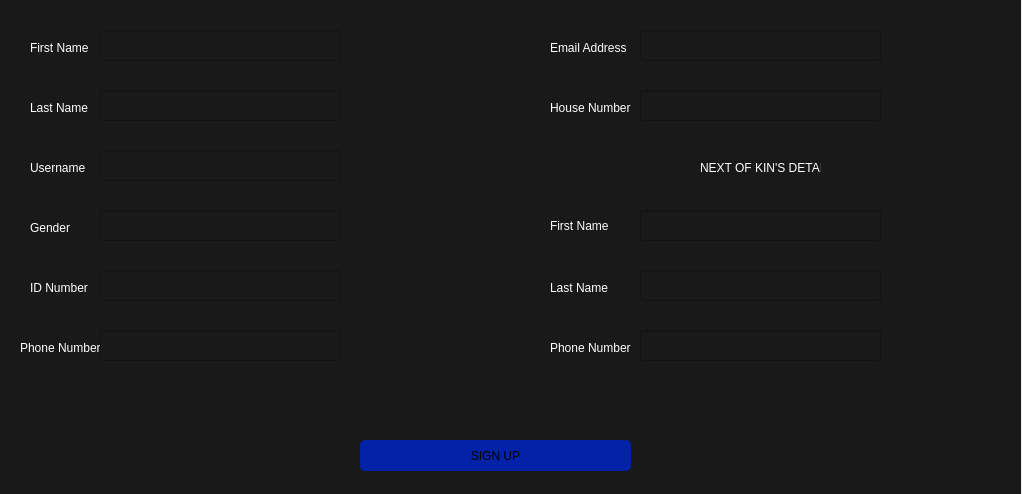
Above: main.ui from Derrick-Mulwa/apartment-management-system before the change. Below: the same form after it.
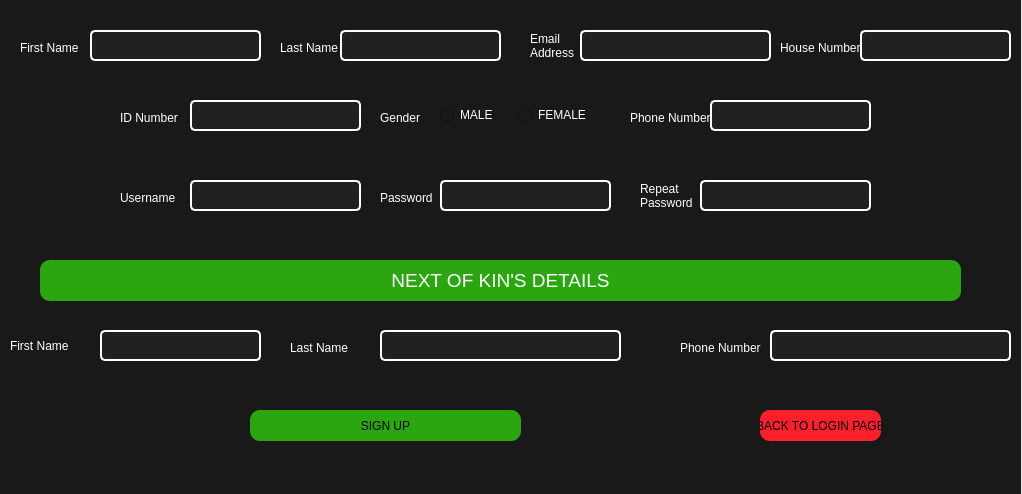
That is the form after the change. The open tabs and pages were chosen to show the change.

Commit message: Login button

```diff
--- a/main.ui
+++ b/main.ui
@@ -203,15 +203,15 @@
     <widget class="QPushButton" name="pushButton">
      <property name="geometry">
       <rect>
-       <x>400</x>
-       <y>440</y>
+       <x>290</x>
+       <y>410</y>
        <width>271</width>
        <height>31</height>
       </rect>
      </property>
      <property name="styleSheet">
-      <string notr="true">background-color: rgb(4, 34, 167);
-border-radius:5px</string>
+      <string notr="true">background-color: rgb(43, 166, 16);
+border-radius:10px</string>
      </property>
      <property name="text">
       <string>SIGN UP</string>
@@ -220,7 +220,7 @@
     <widget class="QLabel" name="label_4">
      <property name="geometry">
       <rect>
-       <x>70</x>
+       <x>60</x>
        <y>40</y>
        <width>81</width>
        <height>16</height>
@@ -236,8 +236,8 @@
     <widget class="QLabel" name="label_6">
      <property name="geometry">
       <rect>
-       <x>70</x>
-       <y>160</y>
+       <x>160</x>
+       <y>190</y>
        <width>81</width>
        <height>16</height>
       </rect>
@@ -252,8 +252,8 @@
     <widget class="QLabel" name="label_7">
      <property name="geometry">
       <rect>
-       <x>70</x>
-       <y>220</y>
+       <x>420</x>
+       <y>110</y>
        <width>81</width>
        <height>16</height>
       </rect>
@@ -268,8 +268,8 @@
     <widget class="QLabel" name="label_8">
      <property name="geometry">
       <rect>
-       <x>70</x>
-       <y>280</y>
+       <x>160</x>
+       <y>110</y>
        <width>81</width>
        <height>16</height>
       </rect>
@@ -284,8 +284,8 @@
     <widget class="QLabel" name="label_9">
      <property name="geometry">
       <rect>
-       <x>70</x>
-       <y>100</y>
+       <x>320</x>
+       <y>40</y>
        <width>81</width>
        <height>16</height>
       </rect>
@@ -300,8 +300,8 @@
     <widget class="QLabel" name="label_10">
      <property name="geometry">
       <rect>
-       <x>60</x>
-       <y>340</y>
+       <x>670</x>
+       <y>110</y>
        <width>81</width>
        <height>16</height>
       </rect>
@@ -316,8 +316,8 @@
     <widget class="QLabel" name="label_11">
      <property name="geometry">
       <rect>
-       <x>590</x>
-       <y>100</y>
+       <x>820</x>
+       <y>40</y>
        <width>81</width>
        <height>16</height>
       </rect>
@@ -332,8 +332,8 @@
     <widget class="QLabel" name="label_12">
      <property name="geometry">
       <rect>
-       <x>590</x>
-       <y>215</y>
+       <x>50</x>
+       <y>335</y>
        <width>81</width>
        <height>21</height>
       </rect>
@@ -348,8 +348,8 @@
     <widget class="QLabel" name="label_13">
      <property name="geometry">
       <rect>
-       <x>590</x>
-       <y>280</y>
+       <x>330</x>
+       <y>340</y>
        <width>81</width>
        <height>16</height>
       </rect>
@@ -364,139 +364,204 @@
     <widget class="QLabel" name="label_14">
      <property name="geometry">
       <rect>
-       <x>740</x>
-       <y>160</y>
-       <width>121</width>
-       <height>16</height>
+       <x>80</x>
+       <y>260</y>
+       <width>921</width>
+       <height>41</height>
       </rect>
      </property>
+     <property name="font">
+      <font>
+       <pointsize>14</pointsize>
+      </font>
+     </property>
      <property name="styleSheet">
-      <string notr="true">color: rgb(255, 255, 255);</string>
+      <string notr="true">background-color: rgb(43, 166, 16);
+border-radius:10px;
+
+color: rgb(255, 255, 255);</string>
      </property>
      <property name="text">
       <string>NEXT OF KIN'S DETAILS</string>
      </property>
+     <property name="alignment">
+      <set>Qt::AlignCenter</set>
+     </property>
     </widget>
     <widget class="QLineEdit" name="lineEdit">
      <property name="geometry">
       <rect>
-       <x>140</x>
+       <x>130</x>
        <y>30</y>
-       <width>241</width>
+       <width>171</width>
        <height>31</height>
       </rect>
      </property>
-    </widget>
-    <widget class="QLineEdit" name="lineEdit_2">
-     <property name="geometry">
-      <rect>
-       <x>140</x>
-       <y>210</y>
-       <width>241</width>
-       <height>31</height>
-      </rect>
+     <property name="styleSheet">
+      <string notr="true">background-color: rgb(33, 33, 33);
+color: rgb(255, 255, 255);
+
+border-radius: 5px;
+border: 2px solid rgb(255, 255, 255);</string>
      </property>
     </widget>
     <widget class="QLineEdit" name="lineEdit_4">
      <property name="geometry">
       <rect>
-       <x>140</x>
-       <y>150</y>
-       <width>241</width>
+       <x>230</x>
+       <y>180</y>
+       <width>171</width>
        <height>31</height>
       </rect>
      </property>
+     <property name="styleSheet">
+      <string notr="true">background-color: rgb(33, 33, 33);
+color: rgb(255, 255, 255);
+
+border-radius: 5px;
+border: 2px solid rgb(255, 255, 255);</string>
+     </property>
     </widget>
     <widget class="QLineEdit" name="lineEdit_5">
      <property name="geometry">
       <rect>
-       <x>140</x>
-       <y>90</y>
-       <width>241</width>
+       <x>380</x>
+       <y>30</y>
+       <width>161</width>
        <height>31</height>
       </rect>
      </property>
+     <property name="styleSheet">
+      <string notr="true">background-color: rgb(33, 33, 33);
+color: rgb(255, 255, 255);
+
+border-radius: 5px;
+border: 2px solid rgb(255, 255, 255);</string>
+     </property>
     </widget>
     <widget class="QLineEdit" name="lineEdit_6">
      <property name="geometry">
       <rect>
-       <x>140</x>
-       <y>270</y>
-       <width>241</width>
+       <x>230</x>
+       <y>100</y>
+       <width>171</width>
        <height>31</height>
       </rect>
      </property>
+     <property name="styleSheet">
+      <string notr="true">background-color: rgb(33, 33, 33);
+color: rgb(255, 255, 255);
+
+border-radius: 5px;
+border: 2px solid rgb(255, 255, 255);</string>
+     </property>
     </widget>
     <widget class="QLineEdit" name="lineEdit_7">
      <property name="geometry">
       <rect>
-       <x>680</x>
-       <y>90</y>
-       <width>241</width>
+       <x>900</x>
+       <y>30</y>
+       <width>151</width>
        <height>31</height>
       </rect>
      </property>
+     <property name="styleSheet">
+      <string notr="true">background-color: rgb(33, 33, 33);
+color: rgb(255, 255, 255);
+
+border-radius: 5px;
+border: 2px solid rgb(255, 255, 255);</string>
+     </property>
     </widget>
     <widget class="QLineEdit" name="lineEdit_8">
      <property name="geometry">
       <rect>
-       <x>680</x>
-       <y>270</y>
+       <x>420</x>
+       <y>330</y>
        <width>241</width>
        <height>31</height>
       </rect>
      </property>
+     <property name="styleSheet">
+      <string notr="true">background-color: rgb(33, 33, 33);
+color: rgb(255, 255, 255);
+
+border-radius: 5px;
+border: 2px solid rgb(255, 255, 255);</string>
+     </property>
     </widget>
     <widget class="QLineEdit" name="lineEdit_9">
      <property name="geometry">
       <rect>
-       <x>680</x>
-       <y>210</y>
-       <width>241</width>
+       <x>140</x>
+       <y>330</y>
+       <width>161</width>
        <height>31</height>
       </rect>
      </property>
+     <property name="styleSheet">
+      <string notr="true">background-color: rgb(33, 33, 33);
+color: rgb(255, 255, 255);
+
+border-radius: 5px;
+border: 2px solid rgb(255, 255, 255);</string>
+     </property>
     </widget>
     <widget class="QLineEdit" name="lineEdit_10">
      <property name="geometry">
       <rect>
-       <x>140</x>
-       <y>330</y>
-       <width>241</width>
+       <x>750</x>
+       <y>100</y>
+       <width>161</width>
        <height>31</height>
       </rect>
      </property>
+     <property name="styleSheet">
+      <string notr="true">background-color: rgb(33, 33, 33);
+color: rgb(255, 255, 255);
+
+border-radius: 5px;
+border: 2px solid rgb(255, 255, 255);</string>
+     </property>
     </widget>
     <widget class="QLabel" name="label_15">
      <property name="geometry">
       <rect>
-       <x>590</x>
-       <y>40</y>
+       <x>570</x>
+       <y>30</y>
        <width>81</width>
-       <height>16</height>
+       <height>31</height>
       </rect>
      </property>
      <property name="styleSheet">
       <string notr="true">color: rgb(255, 255, 255);</string>
      </property>
      <property name="text">
-      <string>Email Address</string>
+      <string>Email
+Address</string>
      </property>
     </widget>
     <widget class="QLineEdit" name="lineEdit_11">
      <property name="geometry">
       <rect>
-       <x>680</x>
+       <x>620</x>
        <y>30</y>
-       <width>241</width>
+       <width>191</width>
        <height>31</height>
       </rect>
      </property>
+     <property name="styleSheet">
+      <string notr="true">background-color: rgb(33, 33, 33);
+color: rgb(255, 255, 255);
+
+border-radius: 5px;
+border: 2px solid rgb(255, 255, 255);</string>
+     </property>
     </widget>
     <widget class="QLabel" name="label_16">
      <property name="geometry">
       <rect>
-       <x>590</x>
+       <x>720</x>
        <y>340</y>
        <width>81</width>
        <height>16</height>
@@ -512,11 +577,269 @@
     <widget class="QLineEdit" name="lineEdit_12">
      <property name="geometry">
       <rect>
-       <x>680</x>
+       <x>810</x>
        <y>330</y>
        <width>241</width>
        <height>31</height>
       </rect>
+     </property>
+     <property name="styleSheet">
+      <string notr="true">background-color: rgb(33, 33, 33);
+color: rgb(255, 255, 255);
+
+border-radius: 5px;
+border: 2px solid rgb(255, 255, 255);</string>
+     </property>
+    </widget>
+    <widget class="QPushButton" name="btn_PageSignUp_BacktoLogin">
+     <property name="geometry">
+      <rect>
+       <x>800</x>
+       <y>410</y>
+       <width>121</width>
+       <height>31</height>
+      </rect>
+     </property>
+     <property name="styleSheet">
+      <string notr="true">background-color:rgb(255, 32, 43);
+border-radius:10px</string>
+     </property>
+     <property name="text">
+      <string>BACK TO LOGIN PAGE</string>
+     </property>
+    </widget>
+    <widget class="QLabel" name="label_20">
+     <property name="geometry">
+      <rect>
+       <x>420</x>
+       <y>190</y>
+       <width>81</width>
+       <height>16</height>
+      </rect>
+     </property>
+     <property name="styleSheet">
+      <string notr="true">color: rgb(255, 255, 255);</string>
+     </property>
+     <property name="text">
+      <string>Password</string>
+     </property>
+    </widget>
+    <widget class="QLineEdit" name="led_PageSignup_Password">
+     <property name="geometry">
+      <rect>
+       <x>480</x>
+       <y>180</y>
+       <width>171</width>
+       <height>31</height>
+      </rect>
+     </property>
+     <property name="styleSheet">
+      <string notr="true">background-color: rgb(33, 33, 33);
+color: rgb(255, 255, 255);
+
+border-radius: 5px;
+border: 2px solid rgb(255, 255, 255);</string>
+     </property>
+    </widget>
+    <widget class="QLabel" name="label_21">
+     <property name="geometry">
+      <rect>
+       <x>680</x>
+       <y>180</y>
+       <width>81</width>
+       <height>31</height>
+      </rect>
+     </property>
+     <property name="styleSheet">
+      <string notr="true">color: rgb(255, 255, 255);</string>
+     </property>
+     <property name="text">
+      <string>Repeat
+Password</string>
+     </property>
+    </widget>
+    <widget class="QLineEdit" name="led_PageSignup_RepeatPassword">
+     <property name="geometry">
+      <rect>
+       <x>740</x>
+       <y>180</y>
+       <width>171</width>
+       <height>31</height>
+      </rect>
+     </property>
+     <property name="styleSheet">
+      <string notr="true">background-color: rgb(33, 33, 33);
+color: rgb(255, 255, 255);
+
+border-radius: 5px;
+border: 2px solid rgb(255, 255, 255);</string>
+     </property>
+    </widget>
+    <widget class="QWidget" name="">
+     <property name="geometry">
+      <rect>
+       <x>480</x>
+       <y>90</y>
+       <width>151</width>
+       <height>51</height>
+      </rect>
+     </property>
+     <layout class="QHBoxLayout" name="horizontalLayout">
+      <item>
+       <widget class="QRadioButton" name="rbtn_PageSignup_Male">
+        <property name="styleSheet">
+         <string notr="true">color: rgb(255, 255, 255);</string>
+        </property>
+        <property name="text">
+         <string>MALE</string>
+        </property>
+       </widget>
+      </item>
+      <item>
+       <widget class="QRadioButton" name="rbtn_PageSignup_Female">
+        <property name="styleSheet">
+         <string notr="true">color: rgb(255, 255, 255);</string>
+        </property>
+        <property name="text">
+         <string>FEMALE</string>
+        </property>
+       </widget>
+      </item>
+     </layout>
+    </widget>
+   </widget>
+   <widget class="QWidget" name="pageForgotPassword">
+    <widget class="QLabel" name="label_17">
+     <property name="geometry">
+      <rect>
+       <x>260</x>
+       <y>40</y>
+       <width>541</width>
+       <height>381</height>
+      </rect>
+     </property>
+     <property name="styleSheet">
+      <string notr="true">border-radius:15px;
+background-color: rgb(61, 61, 61);
+</string>
+     </property>
+     <property name="text">
+      <string/>
+     </property>
+    </widget>
+    <widget class="QLabel" name="label_18">
+     <property name="geometry">
+      <rect>
+       <x>350</x>
+       <y>120</y>
+       <width>51</width>
+       <height>31</height>
+      </rect>
+     </property>
+     <property name="styleSheet">
+      <string notr="true">color: rgb(255, 255, 255);
+background-color: rgb(61, 61, 61);
+</string>
+     </property>
+     <property name="text">
+      <string>Username</string>
+     </property>
+    </widget>
+    <widget class="QPushButton" name="btn_pageForgotPassword_ResetPassword">
+     <property name="geometry">
+      <rect>
+       <x>460</x>
+       <y>230</y>
+       <width>141</width>
+       <height>41</height>
+      </rect>
+     </property>
+     <property name="styleSheet">
+      <string notr="true">background-color:rgb(255, 32, 43);
+border-radius:10px
+</string>
+     </property>
+     <property name="text">
+      <string>Reset Password</string>
+     </property>
+    </widget>
+    <widget class="QLineEdit" name="led_PageForgotPPassword_Username">
+     <property name="geometry">
+      <rect>
+       <x>430</x>
+       <y>120</y>
+       <width>241</width>
+       <height>31</height>
+      </rect>
+     </property>
+     <property name="styleSheet">
+      <string notr="true">background-color: rgb(61, 61, 61);
+color: rgb(255, 255, 255);
+border: 2px solid white;
+border-radius:5px;</string>
+     </property>
+    </widget>
+    <widget class="QPushButton" name="btn_pageForgotPassword_BacktoLogin">
+     <property name="geometry">
+      <rect>
+       <x>460</x>
+       <y>360</y>
+       <width>141</width>
+       <height>31</height>
+      </rect>
+     </property>
+     <property name="styleSheet">
+      <string notr="true">background-color:rgb(22, 172, 5);
+border-radius:10px
+</string>
+     </property>
+     <property name="text">
+      <string>Back to Login</string>
+     </property>
+    </widget>
+   </widget>
+   <widget class="QWidget" name="pageHomepage">
+    <widget class="QLabel" name="label_19">
+     <property name="geometry">
+      <rect>
+       <x>30</x>
+       <y>0</y>
+       <width>1031</width>
+       <height>501</height>
+      </rect>
+     </property>
+     <property name="font">
+      <font>
+       <family>OCR A Extended</family>
+       <pointsize>36</pointsize>
+      </font>
+     </property>
+     <property name="styleSheet">
+      <string notr="true">background-color: rgb(34, 255, 10);</string>
+     </property>
+     <property name="text">
+      <string>WELCOME TO HOMEPAGE</string>
+     </property>
+     <property name="alignment">
+      <set>Qt::AlignCenter</set>
+     </property>
+    </widget>
+    <widget class="QPushButton" name="btn_pageHomepage_logout">
+     <property name="geometry">
+      <rect>
+       <x>470</x>
+       <y>400</y>
+       <width>141</width>
+       <height>41</height>
+      </rect>
+     </property>
+     <property name="styleSheet">
+      <string notr="true">background-color:rgb(255, 32, 43);
+border-radius:10px
+</string>
+     </property>
+     <property name="text">
+      <string>LOGOUT</string>
      </property>
     </widget>
    </widget>
```
Left out of the diff: 72 changed lines with no effect on the pictures. The commit also changes 4 other files.
